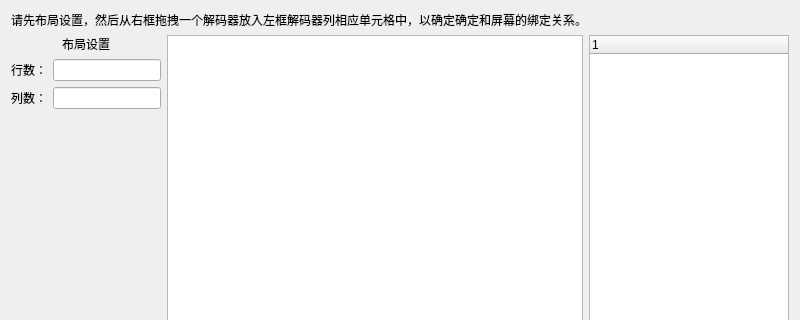
The window that gui/page/form_tvwall_config.ui (yao3gang/Network_Keyboard) describes before a commit, drawn with Qt 5; both pictures show x 0 to 800 and y 0 to 320 of the 800 by 600 pixel window.
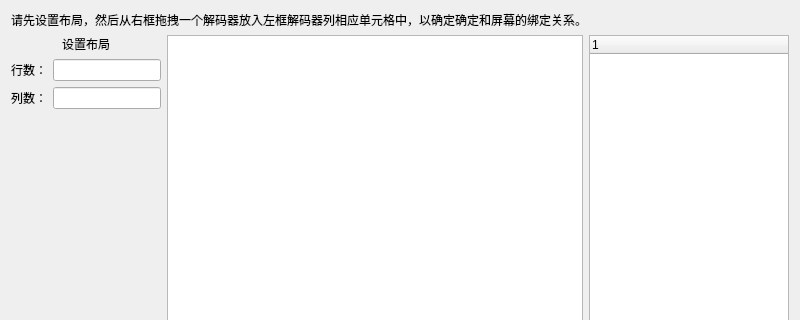
The same window after the commit. Custom widgets are drawn as their Qt base class.

```diff
--- a/gui/page/form_tvwall_config.ui
+++ b/gui/page/form_tvwall_config.ui
@@ -17,7 +17,7 @@
    <item>
     <widget class="QLabel" name="label">
      <property name="text">
-      <string>请先布局设置，然后从右框拖拽一个解码器放入左框解码器列相应单元格中，以确定确定和屏幕的绑定关系。</string>
+      <string>请先设置布局，然后从右框拖拽一个解码器放入左框解码器列相应单元格中，以确定确定和屏幕的绑定关系。</string>
      </property>
     </widget>
    </item>
@@ -73,7 +73,7 @@
         <item row="0" column="0" colspan="2">
          <widget class="QLabel" name="label_2">
           <property name="text">
-           <string>布局设置</string>
+           <string>设置布局</string>
           </property>
           <property name="alignment">
            <set>Qt::AlignCenter</set>
```
